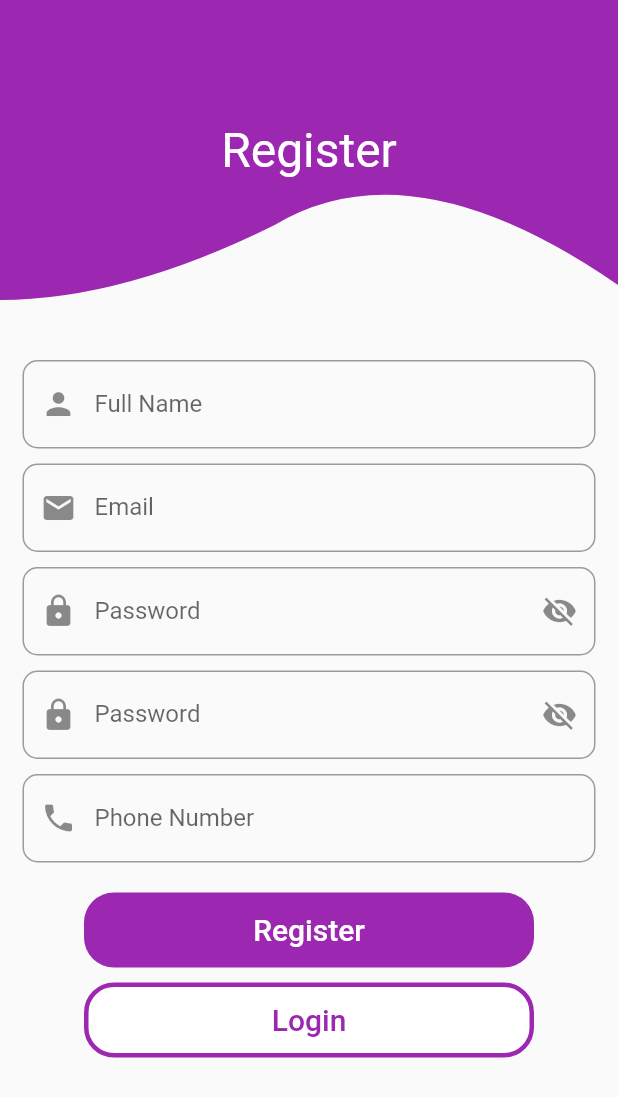
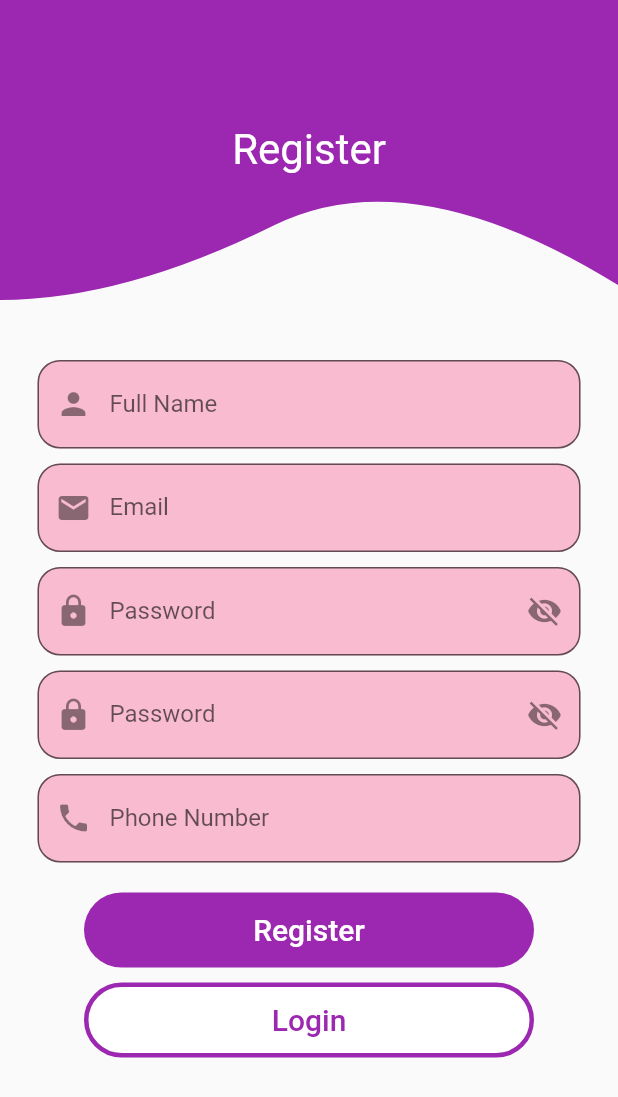
Before and after one commit to muhammadalisaada/registerscreentask, a Flutter app: the screen it shows after launch, on a phone screen of 412 x 824 dp. Shown: the top 1097 px of the screen. Run offline on Flutter 3.47's test engine with Material 2 defaults, Android fonts, the phone set to English and light mode, and no system bars.

Commit message:
first screen

```diff
--- a/lib/main.dart
+++ b/lib/main.dart
@@ -42,7 +42,6 @@ class _MyHomePageState extends State<MyHomePage> {
   @override
   Widget build(BuildContext context) {
     return Scaffold(
-      backgroundColor: Colors.pinkAccent[50],
       body: SafeArea(
         child: SingleChildScrollView(
           child: Column(
@@ -59,7 +58,7 @@ class _MyHomePageState extends State<MyHomePage> {
                       'Register',
                       style: TextStyle(
                         color: Colors.white,
-                        fontSize: 32,
+                        fontSize: 28,
                       ),
                     ),
                   ),
@@ -69,20 +68,21 @@ class _MyHomePageState extends State<MyHomePage> {
                 height: 40,
               ),
               Padding(
-                padding: const EdgeInsets.symmetric(horizontal: 15),
+                padding: const EdgeInsets.symmetric(horizontal: 25),
                 child: Column(
                   mainAxisAlignment: MainAxisAlignment.center,
                   children: [
                     TextField(
                       keyboardType: TextInputType.name,
                       decoration: InputDecoration(
+                        filled: true,
                         fillColor: Colors.pink[100],
                         prefixIcon: const Icon(
                           Icons.person,
                         ),
                         border: const OutlineInputBorder(
                           borderRadius: BorderRadius.all(
-                            Radius.circular(10),
+                            Radius.circular(15),
                           ),
                         ),
                         hintText: 'Full Name',
@@ -95,13 +95,14 @@ class _MyHomePageState extends State<MyHomePage> {
                     TextField(
                       keyboardType: TextInputType.emailAddress,
                       decoration: InputDecoration(
+                        filled: true,
                         fillColor: Colors.pink[100],
                         prefixIcon: const Icon(
                           Icons.email,
                         ),
                         border: const OutlineInputBorder(
                           borderRadius: BorderRadius.all(
-                            Radius.circular(10),
+                            Radius.circular(15),
                           ),
                         ),
                         hintText: 'Email',
@@ -115,6 +116,7 @@ class _MyHomePageState extends State<MyHomePage> {
                       obscureText: _obscureText,
                       keyboardType: TextInputType.text,
                       decoration: InputDecoration(
+                        filled: true,
                         fillColor: Colors.pink[100],
                         suffixIcon: GestureDetector(
                           onTap: () {
@@ -131,7 +133,7 @@ class _MyHomePageState extends State<MyHomePage> {
                         ),
                         border: const OutlineInputBorder(
                           borderRadius: BorderRadius.all(
-                            Radius.circular(10),
+                            Radius.circular(15),
                           ),
                         ),
                         hintText: 'Password',
@@ -145,6 +147,7 @@ class _MyHomePageState extends State<MyHomePage> {
                       obscureText: _obscureText,
                       keyboardType: TextInputType.text,
                       decoration: InputDecoration(
+                        filled: true,
                         fillColor: Colors.pink[100],
                         suffixIcon: GestureDetector(
                           onTap: () {
@@ -161,7 +164,7 @@ class _MyHomePageState extends State<MyHomePage> {
                         ),
                         border: const OutlineInputBorder(
                           borderRadius: BorderRadius.all(
-                            Radius.circular(10),
+                            Radius.circular(15),
                           ),
                         ),
                         hintText: 'Password',
@@ -174,13 +177,14 @@ class _MyHomePageState extends State<MyHomePage> {
                     TextField(
                       keyboardType: TextInputType.number,
                       decoration: InputDecoration(
+                        filled: true,
                         fillColor: Colors.pink[100],
                         prefixIcon: const Icon(
                           Icons.phone,
                         ),
                         border: const OutlineInputBorder(
                           borderRadius: BorderRadius.all(
-                            Radius.circular(10),
+                            Radius.circular(15),
                           ),
                         ),
                         hintText: 'Phone Number',
@@ -195,7 +199,7 @@ class _MyHomePageState extends State<MyHomePage> {
                       height: 50,
                       decoration: BoxDecoration(
                         color: Colors.purple,
-                        borderRadius: BorderRadius.circular(20),
+                        borderRadius: BorderRadius.circular(25),
                       ),
                       child: TextButton(
                         onPressed: () {},
@@ -216,7 +220,7 @@ class _MyHomePageState extends State<MyHomePage> {
                       height: 50,
                       decoration: BoxDecoration(
                           color: Colors.white,
-                          borderRadius: BorderRadius.circular(20),
+                          borderRadius: BorderRadius.circular(25),
                           border: Border.all(width: 3, color: Colors.purple)),
                       child: TextButton(
                         onPressed: () {},
@@ -250,7 +254,7 @@ class WaveClipper extends CustomClipper<Path> {
     path.quadraticBezierTo(
         firststart.dx, firststart.dy, firstend.dx, firstend.dy);
 
-    var secondstart = Offset(size.width - (size.width / 3), size.height - 105);
+    var secondstart = Offset(size.width - (size.width / 3), size.height - 95);
     var secondend = Offset(size.width, size.height - 10);
 
     path.quadraticBezierTo(
```
